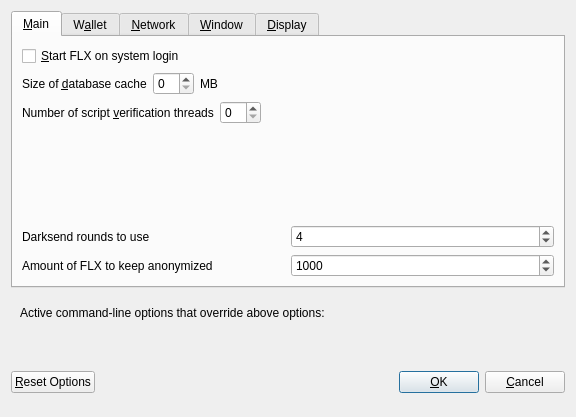
This is src/qt/forms/optionsdialog.ui in nashsclay/DraviteFlex-1 as Qt 5 draws it before an edit. The edited form follows.
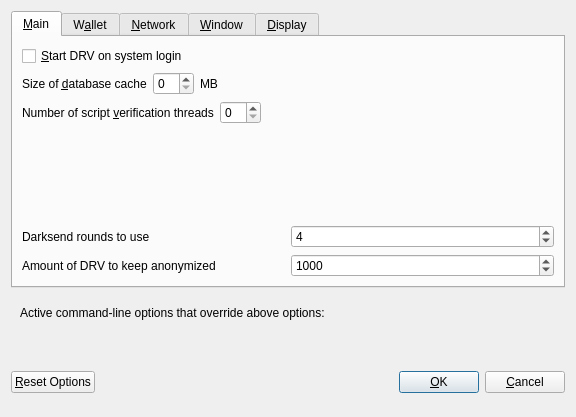
This is the edited form. Custom widgets are drawn as their Qt base class.

What changed in the file:
```diff
--- a/src/qt/forms/optionsdialog.ui
+++ b/src/qt/forms/optionsdialog.ui
@@ -33,7 +33,7 @@
           <string>Automatically start FLX after logging in to the system.</string>
          </property>
          <property name="text">
-          <string>&amp;Start FLX on system login</string>
+          <string>&amp;Start DRV on system login</string>
          </property>
         </widget>
        </item>
@@ -177,7 +177,7 @@
             <string notr="true"/>
            </property>
            <property name="text">
-            <string>Amount of FLX to keep anonymized</string>
+            <string>Amount of DRV to keep anonymized</string>
            </property>
           </widget>
          </item>
```
Left out of the diff: 12 changed lines with no effect on the pictures.
